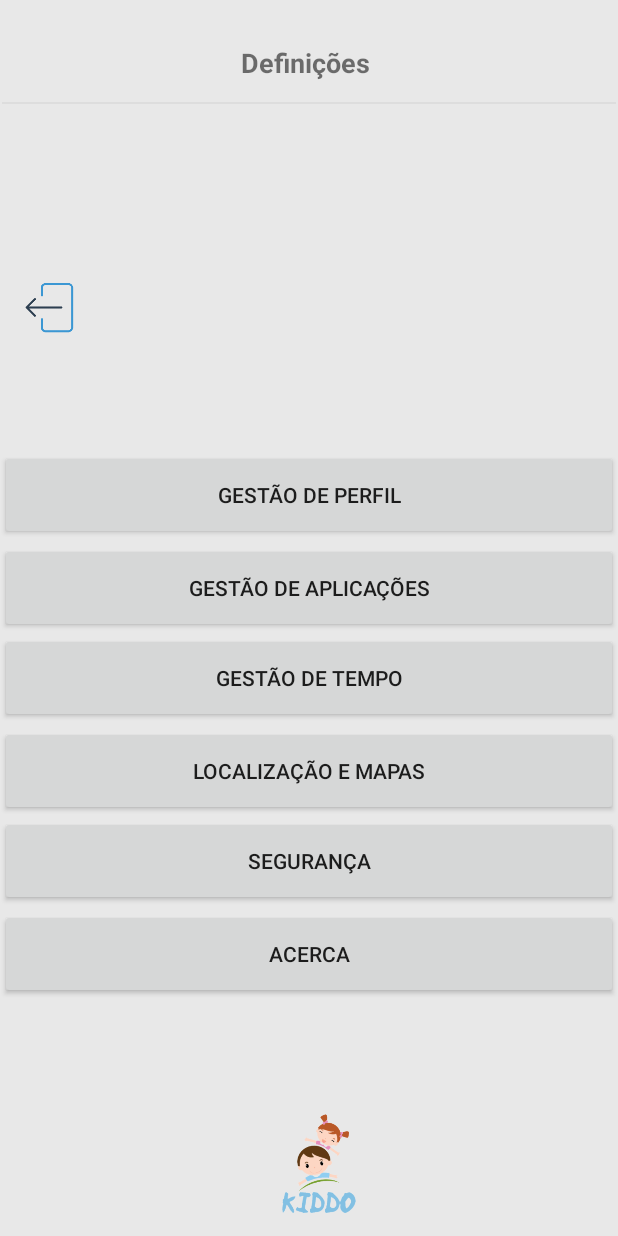
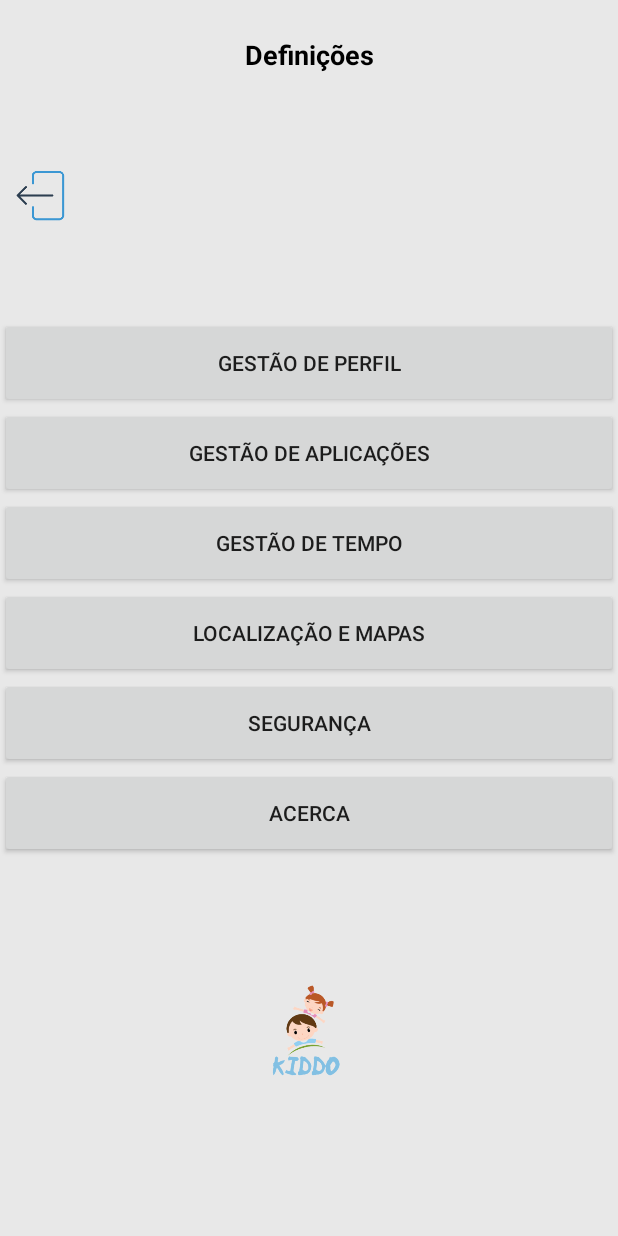
Before and after one commit to mascorreia/AndroidStudio-java-app_ParentalApp_Kiddo, an Android app: the DefinitionsActivity screen opened directly, with no data from a screen before it, on a phone screen of 412 x 824 dp. Run offline under Robolectric (Android 15) with nearby library versions, the phone set to English and light mode, and no system bars.

Commit message:
Merge branch 'master' of C:\Users\joaoc\AndroidStudioProjects\Kiddo_Project with conflicts.

```diff
--- a/app/src/main/java/com/dam/kiddo/DefinitionsActivity.java
+++ b/app/src/main/java/com/dam/kiddo/DefinitionsActivity.java
@@ -13,6 +13,12 @@ public class DefinitionsActivity extends AppCompatActivity {
         super.onCreate(savedInstanceState);
         setContentView(R.layout.definitions_activity);
     }
+
+    public void activityGestaoPerfil(View view){
+        Intent intent1 = new Intent(getApplicationContext(),GestaoPerfil_Activity.class);
+        startActivity(intent1);
+    }
+
 
     public void activityGestaoAplicacao(View view){
 
--- a/app/src/main/java/com/dam/kiddo/GestaoPerfil_Activity.java
+++ b/app/src/main/java/com/dam/kiddo/GestaoPerfil_Activity.java
@@ -4,22 +4,49 @@ import androidx.appcompat.app.AppCompatActivity;
 import androidx.core.content.res.ResourcesCompat;
 
 import android.app.Activity;
+import android.app.DatePickerDialog;
 import android.content.Intent;
 import android.content.SharedPreferences;
 import android.database.Cursor;
 import android.graphics.Bitmap;
 import android.graphics.BitmapFactory;
+import android.graphics.Color;
+import android.graphics.drawable.ColorDrawable;
 import android.net.Uri;
 import android.os.Bundle;
 import android.preference.PreferenceManager;
 import android.provider.MediaStore;
+import android.text.InputType;
+import android.util.Log;
+import android.view.View;
+import android.widget.Button;
+import android.widget.DatePicker;
 import android.widget.EditText;
 import android.widget.ImageView;
+import android.widget.TextView;
 import android.widget.Toast;
 
 import java.io.File;
+import java.util.Calendar;
 
 public class GestaoPerfil_Activity extends AppCompatActivity {
+    private static final String VALOR_NOME = "NOME";
+    private static final String VALOR_CAMINHO_FOTO = "PHOTO_PATH";
+
+    private static final int PERMISSÃO_LER_FICHEIROS = 1000;
+    private static final int IMAGE_PICKER_SELECT = 1001;
+
+    private String photoPath;
+
+
+
+    //Date
+    private static final String TAG = "GestaoPerfilActivitity";
+    private TextView mDisplayDate;
+    private DatePickerDialog.OnDateSetListener mDateSetListener;
+
+
+
 
     private android.preference.PreferenceManager PreferenceManager;
 
@@ -27,24 +54,59 @@ public class GestaoPerfil_Activity extends AppCompatActivity {
     protected void onCreate(Bundle savedInstanceState) {
         super.onCreate(savedInstanceState);
         setContentView(R.layout.activity_gestao_perfil);
+        lerValores();
+
+
+        Button buttonSave = (Button)findViewById(R.id.buttonSave);
+        buttonSave.setOnClickListener(new View.OnClickListener() {
+            @Override
+            public void onClick(View view) {
+                guardarValores();
+            }
+
+
+        });
+
+        //associar o método carregarImagem() no clique na imageView (prop. isClickable = true)
+        ImageView imgView = findViewById(R.id.imagePhoto);
+        imgView.setOnClickListener(new View.OnClickListener() {
+            @Override
+            public void onClick(View view) {
+                pedirImagem();
+            }
+        });
+
+        //Date
+        mDisplayDate = (TextView)findViewById(R.id.txtDate);
+
+        mDisplayDate.setOnClickListener(new View.OnClickListener(){
+            @Override
+            public void onClick(View view){
+                Calendar cal = Calendar.getInstance();
+                int year = cal.get(Calendar.YEAR);
+                int month = cal.get(Calendar.MONTH);
+                int day = cal.get(Calendar.DAY_OF_MONTH);
+
+                DatePickerDialog dialog = new DatePickerDialog(GestaoPerfil_Activity.this, android.R.style.Theme_Holo_Light_Dialog_MinWidth, mDateSetListener, year, month, day);
+                dialog.getWindow().setBackgroundDrawable(new ColorDrawable(Color.TRANSPARENT));
+                dialog.show();
+            }
+        });
+
+        mDateSetListener = new DatePickerDialog.OnDateSetListener() {
+            @Override
+            public void onDateSet(DatePicker datePicker, int year, int month, int day) {
+                month = month + 1;
+                Log.d(TAG, "onDateSet: dd/mm/yyyy: " + day + "/" + month + "/" + year);
+
+                String date =  day  + "/" + month + "/" + year;
+                mDisplayDate.setText(date);
+            }
+        };
+
+
+
     }
-
-    private static final String VALOR_NOME = "NOME";
-    private static final String VALOR_CAMINHO_FOTO = "PHOTO_PATH";
-
-    private static final int PERMISSÃO_LER_FICHEIROS = 1000;
-    private static final int IMAGE_PICKER_SELECT = 1001;
-
-    private String photoPath;
-    private String imagePath;
-
-    /*Button buttonGuardar = (Button)findViewById(R.id.buttonSave);
-    buttonGuardar.setOnClickListener(new View.OnClickListener() {
-        @Override
-        public void onClick(View view) {
-            guardarValores();
-        }
-    });*/
 
 
 
@@ -66,7 +128,7 @@ public class GestaoPerfil_Activity extends AppCompatActivity {
         carregarImagem(photoPath);
     }
 
-    private void guardarValores(){
+    public void guardarValores(){
 
         EditText editNome = findViewById(R.id.editNome);
         String nome = editNome.getText().toString();
@@ -108,7 +170,7 @@ public class GestaoPerfil_Activity extends AppCompatActivity {
     private void carregarImagem(String imagePath){
         ImageView imgView = findViewById(R.id.imagePhoto);
         if(imagePath.length() == 0){
-            imgView.setImageDrawable(ResourcesCompat.getDrawable(getResources(), R.drawable.background, null));
+            imgView.setImageDrawable(ResourcesCompat.getDrawable(getResources(), R.drawable.avatar, null));
         }else {
             File imgFile = new File(imagePath);
             if (imgFile.exists()){
@@ -119,4 +181,6 @@ public class GestaoPerfil_Activity extends AppCompatActivity {
     }
 
 
+
+
 }
--- a/app/src/main/res/layout/definitions_activity.xml
+++ b/app/src/main/res/layout/definitions_activity.xml
@@ -1,5 +1,5 @@
 <?xml version="1.0" encoding="utf-8"?>
-<RelativeLayout xmlns:android="http://schemas.android.com/apk/res/android"
+<androidx.constraintlayout.widget.ConstraintLayout xmlns:android="http://schemas.android.com/apk/res/android"
     xmlns:app="http://schemas.android.com/apk/res-auto"
     xmlns:tools="http://schemas.android.com/tools"
     android:layout_width="match_parent"
@@ -7,30 +7,99 @@
     android:background="#E8E8E8"
     tools:context=".DefinitionsActivity">
 
+    <Button
+        android:id="@+id/btnGestãoAplicacao"
+        android:layout_width="match_parent"
+        android:layout_height="60dp"
+        android:layout_marginBottom="492dp"
+        android:text="Gestão de Aplicações"
+        android:onClick="activityGestaoAplicacao"
+        app:layout_constraintBottom_toBottomOf="parent"
+        app:layout_constraintEnd_toEndOf="parent"
+        app:layout_constraintHorizontal_bias="1.0"
+        app:layout_constraintStart_toStartOf="parent" />
+
+    <Button
+        android:id="@+id/btnGestaoPerfil"
+        android:layout_width="match_parent"
+        android:layout_height="60dp"
+        android:layout_marginBottom="552dp"
+        android:onClick="activityGestaoPerfil"
+        android:text="Gestão de Perfil"
+        app:layout_constraintBottom_toBottomOf="parent"
+        app:layout_constraintEnd_toEndOf="parent"
+        app:layout_constraintHorizontal_bias="1.0"
+        app:layout_constraintStart_toStartOf="parent" />
+
+    <Button
+        android:id="@+id/btnGestaoTempo"
+        android:layout_width="match_parent"
+        android:layout_height="60dp"
+        android:layout_marginBottom="432dp"
+        android:text="Gestão de Tempo"
+        android:onClick="activityGestaoTempo"
+        app:layout_constraintBottom_toBottomOf="parent"
+        app:layout_constraintEnd_toEndOf="parent"
+        app:layout_constraintHorizontal_bias="1.0"
+        app:layout_constraintStart_toStartOf="parent" />
+
+    <Button
+        android:id="@+id/btnLocalMapas"
+        android:layout_width="match_parent"
+        android:layout_height="60dp"
+        android:layout_marginBottom="372dp"
+        android:text="Localização e mapas"
+        android:onClick="activityLocalMapas"
+        app:layout_constraintBottom_toBottomOf="parent"
+        app:layout_constraintEnd_toEndOf="parent"
+        app:layout_constraintHorizontal_bias="1.0"
+        app:layout_constraintStart_toStartOf="parent" />
+
+    <Button
+        android:id="@+id/btnSegurança"
+        android:layout_width="match_parent"
+        android:layout_height="60dp"
+        android:layout_marginBottom="312dp"
+        android:text="Segurança"
+        android:onClick="activitySeguranca"
+        app:layout_constraintBottom_toBottomOf="parent"
+        app:layout_constraintEnd_toEndOf="parent"
+        app:layout_constraintHorizontal_bias="1.0"
+        app:layout_constraintStart_toStartOf="parent" />
+
+    <Button
+        android:id="@+id/btnAcerca"
+        android:layout_width="match_parent"
+        android:layout_height="60dp"
+        android:layout_marginBottom="252dp"
+        android:text="Acerca"
+        android:onClick="activityAcerca"
+        app:layout_constraintBottom_toBottomOf="parent"
+        app:layout_constraintEnd_toEndOf="parent"
+        app:layout_constraintHorizontal_bias="1.0"
+        app:layout_constraintStart_toStartOf="parent" />
+
     <ImageView
         android:id="@+id/logoKiddo"
-        android:layout_width="120dp"
-        android:layout_height="88dp"
-        android:layout_alignParentEnd="true"
-        android:layout_alignParentBottom="true"
-        android:layout_marginTop="335dp"
-        android:layout_marginEnd="137dp"
-        android:layout_marginBottom="2dp"
+        android:layout_width="109dp"
+        android:layout_height="90dp"
+        android:layout_marginTop="644dp"
         app:layout_constraintEnd_toEndOf="parent"
         app:layout_constraintStart_toStartOf="parent"
         app:layout_constraintTop_toTopOf="parent"
         app:srcCompat="@drawable/kiddos_logo" />
 
-    <View
-        android:id="@+id/divider"
-        android:layout_width="409dp"
-        android:layout_height="1dp"
-        android:layout_marginStart="1dp"
-        android:layout_marginTop="68dp"
-        android:layout_marginEnd="1dp"
-        android:background="#DDDDDD"
+    <TextView
+        android:id="@+id/textViewDefinicoes"
+        android:layout_width="97dp"
+        android:layout_height="28dp"
+        android:layout_marginTop="24dp"
+        android:text="Definições"
+        android:textAlignment="center"
+        android:textColor="#000000"
+        android:textSize="18sp"
+        android:textStyle="bold"
         app:layout_constraintEnd_toEndOf="parent"
-        app:layout_constraintHorizontal_bias="1.0"
         app:layout_constraintStart_toStartOf="parent"
         app:layout_constraintTop_toTopOf="parent" />
 
@@ -38,101 +107,10 @@
         android:id="@+id/voltar"
         android:layout_width="43dp"
         android:layout_height="59dp"
-        android:layout_alignParentStart="true"
-        android:layout_alignParentBottom="true"
-        android:layout_marginStart="13dp"
-        android:layout_marginEnd="103dp"
-        android:layout_marginBottom="589dp"
-        android:onClick="voltarMainActivity"
+        android:layout_marginBottom="664dp"
         app:layout_constraintBottom_toBottomOf="parent"
-        app:layout_constraintHorizontal_bias="0.008"
+        app:layout_constraintEnd_toEndOf="parent"
+        app:layout_constraintHorizontal_bias="0.019"
         app:layout_constraintStart_toStartOf="parent"
         app:srcCompat="@mipmap/voltar_atras" />
-
-    <TextView
-        android:id="@+id/textViewDefinições"
-        android:layout_width="wrap_content"
-        android:layout_height="wrap_content"
-        android:layout_alignParentTop="true"
-        android:layout_alignParentEnd="true"
-        android:layout_marginTop="29dp"
-        android:layout_marginEnd="165dp"
-        android:text="Definições"
-        android:textSize="18sp"
-        android:textStyle="bold"
-        app:layout_constraintEnd_toEndOf="parent"
-        app:layout_constraintStart_toStartOf="parent"
-        app:layout_constraintTop_toTopOf="parent" />
-
-    <Button
-        android:id="@+id/btnGestaoTempo"
-        android:layout_width="match_parent"
-        android:layout_height="60dp"
-        android:layout_alignParentStart="true"
-        android:layout_alignParentEnd="true"
-        android:layout_alignParentBottom="true"
-        android:layout_marginBottom="342dp"
-        android:onClick="activityGestaoTempo"
-        android:text="Gestão de Tempo"
-        app:layout_constraintHorizontal_bias="0.0" />
-
-    <Button
-        android:id="@+id/btnGestaoPerfil"
-        android:layout_width="match_parent"
-        android:layout_height="60dp"
-        android:layout_alignParentStart="true"
-        android:layout_alignParentEnd="true"
-        android:layout_alignParentBottom="true"
-        android:layout_marginBottom="464dp"
-        android:text="Gestão de Perfil"
-        app:layout_constraintHorizontal_bias="0.0" />
-
-    <Button
-        android:id="@+id/btnGestãoAplicacao"
-        android:layout_width="match_parent"
-        android:layout_height="60dp"
-        android:layout_alignParentStart="true"
-        android:layout_alignParentEnd="true"
-        android:layout_alignParentBottom="true"
-        android:layout_marginBottom="402dp"
-        android:onClick="activityGestaoAplicacao"
-        android:text="Gestão de Aplicações"
-        app:layout_constraintHorizontal_bias="0.0" />
-
-    <Button
-        android:id="@+id/btnLocalMapas"
-        android:layout_width="match_parent"
-        android:layout_height="60dp"
-        android:layout_alignParentStart="true"
-        android:layout_alignParentEnd="true"
-        android:layout_alignParentBottom="true"
-        android:layout_marginBottom="280dp"
-        android:onClick="activityLocalMapas"
-        android:text="Localização e mapas"
-        app:layout_constraintHorizontal_bias="0.0" />
-
-    <Button
-        android:id="@+id/btnSegurança"
-        android:layout_width="match_parent"
-        android:layout_height="60dp"
-        android:layout_alignParentStart="true"
-        android:layout_alignParentEnd="true"
-        android:layout_alignParentBottom="true"
-        android:layout_marginBottom="220dp"
-        android:onClick="activitySeguranca"
-        android:text="Segurança"
-        app:layout_constraintHorizontal_bias="0.0" />
-
-    <Button
-        android:id="@+id/btnAcerca"
-        android:layout_width="match_parent"
-        android:layout_height="60dp"
-        android:layout_alignParentStart="true"
-        android:layout_alignParentEnd="true"
-        android:layout_alignParentBottom="true"
-        android:layout_marginBottom="158dp"
-        android:onClick="activityAcerca"
-        android:text="Acerca"
-        app:layout_constraintHorizontal_bias="0.0" />
-
-</RelativeLayout>
+</androidx.constraintlayout.widget.ConstraintLayout>
```
Also changed, not shown: app/src/main/AndroidManifest.xml (+6 -11 lines), app/src/main/res/drawable-v24/avatar.png (added).
